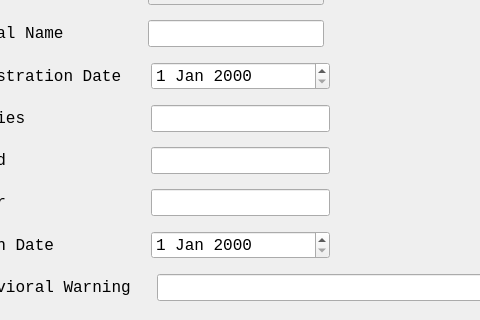
Before: the Qt Designer form AnimalDetailsUI.ui in ASNaeem/Simple-VCMS, drawn with Qt 5; both pictures show x 126 to 606 and y 188 to 508 of the 1105 by 873 pixel window.
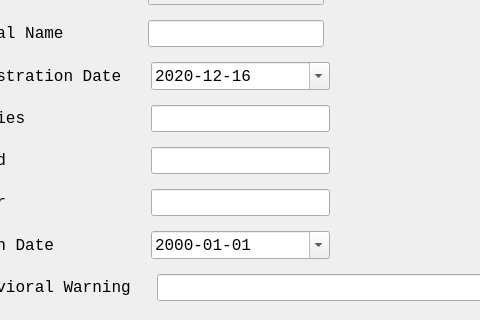
After: the same form once the commit is applied.

Commit message: animal page view details

```diff
--- a/AnimalDetailsUI.ui
+++ b/AnimalDetailsUI.ui
@@ -277,6 +277,19 @@
             <pointsize>12</pointsize>
            </font>
           </property>
+          <property name="displayFormat">
+           <string>yyyy-MM-dd</string>
+          </property>
+          <property name="calendarPopup">
+           <bool>true</bool>
+          </property>
+          <property name="date">
+           <date>
+            <year>2020</year>
+            <month>12</month>
+            <day>16</day>
+           </date>
+          </property>
          </widget>
         </item>
         <item>
@@ -559,6 +572,12 @@
             <pointsize>12</pointsize>
            </font>
           </property>
+          <property name="displayFormat">
+           <string>yyyy-MM-dd</string>
+          </property>
+          <property name="calendarPopup">
+           <bool>true</bool>
+          </property>
          </widget>
         </item>
         <item>
```
The commit also changes 12 other files.
